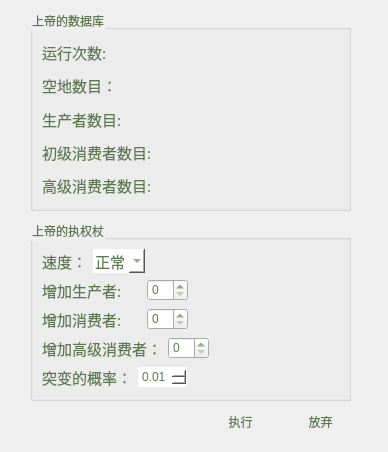
CieloSun/LifeGameGUI, file settingdialog.ui: the form before one commit.
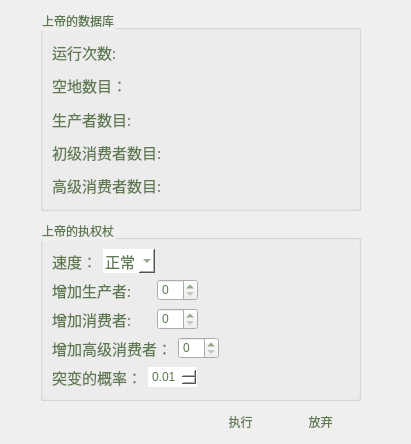
The form after the commit.

Diff of the .ui file:
```diff
--- a/settingdialog.ui
+++ b/settingdialog.ui
@@ -6,8 +6,8 @@
    <rect>
     <x>0</x>
     <y>0</y>
-    <width>388</width>
-    <height>452</height>
+    <width>411</width>
+    <height>444</height>
    </rect>
   </property>
   <property name="windowTitle">
@@ -16,7 +16,7 @@
   <widget class="QGroupBox" name="groupBox">
    <property name="geometry">
     <rect>
-     <x>30</x>
+     <x>40</x>
      <y>10</y>
      <width>321</width>
      <height>201</height>
@@ -280,7 +280,7 @@
   <widget class="QGroupBox" name="groupBox_2">
    <property name="geometry">
     <rect>
-     <x>30</x>
+     <x>40</x>
      <y>220</y>
      <width>321</width>
      <height>181</height>
```
Left out of the diff: 8 changed lines with no effect on the pictures.
